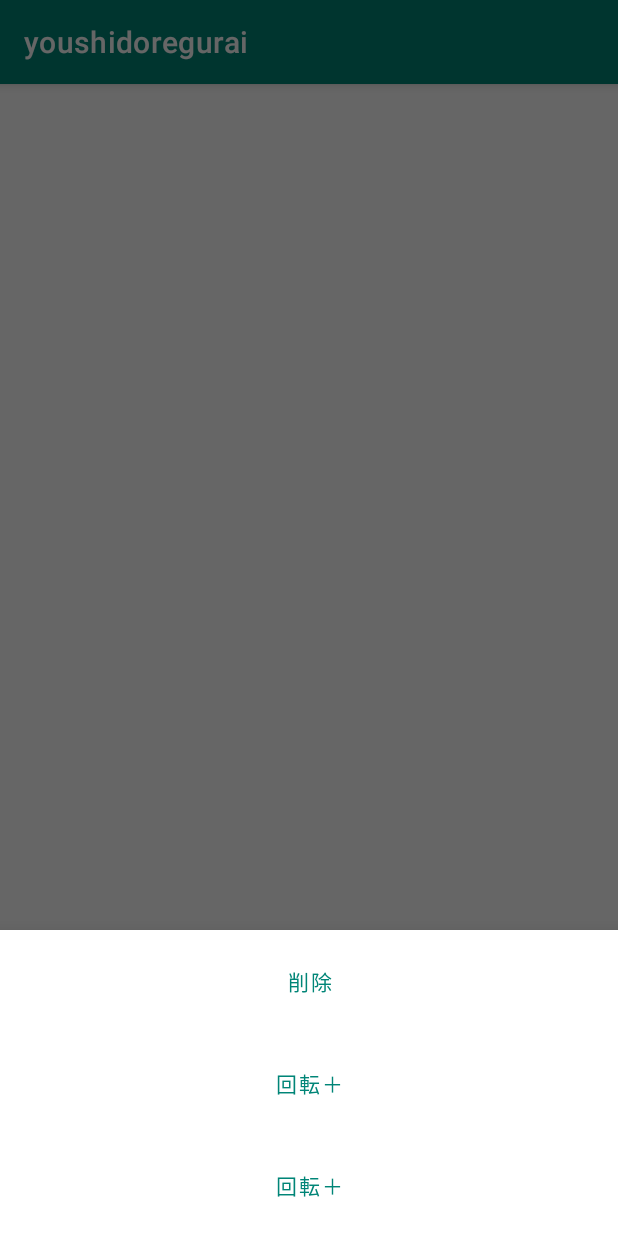
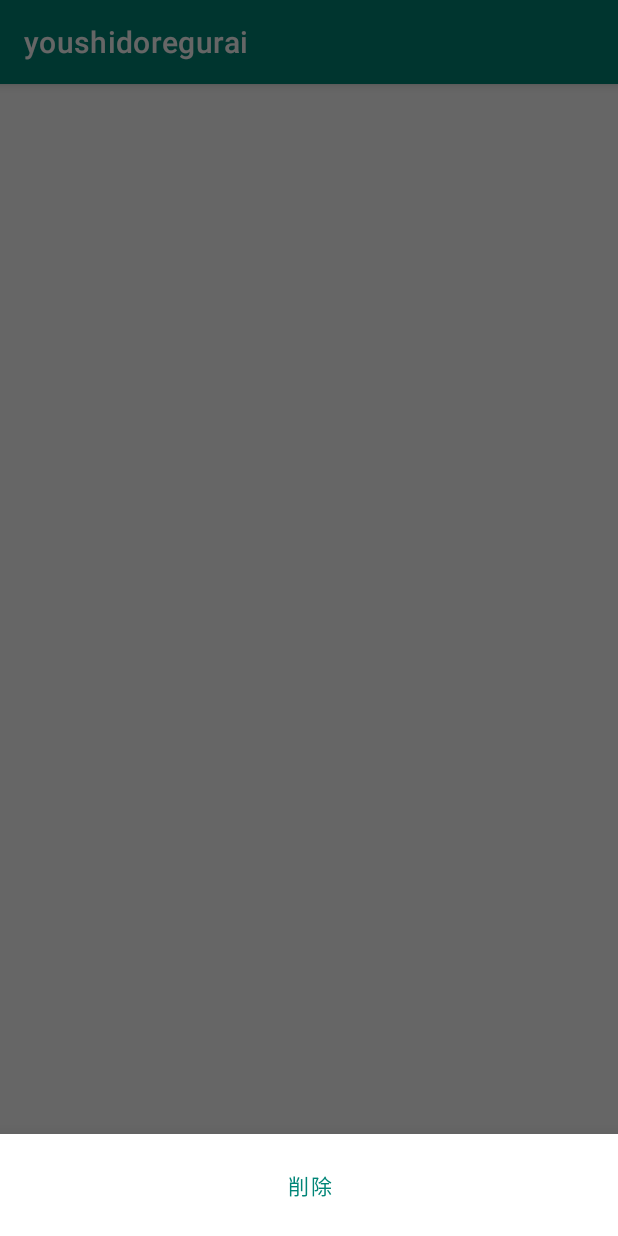
Before and after one commit to takusan23/youshidoregurai, an Android app: the fragment ModelBottomFragment placed in its activity, on a phone screen of 412 x 824 dp. Run offline under Robolectric (Android 15) with nearby library versions, the phone set to English and light mode, and no system bars; libraries missing offline, so code that uses them is left out: com.google.ar.sceneform; 1 statement that could not run was skipped.

Commit message:
とりあえず削除だけ付けた

```diff
--- a/app/src/main/res/layout/bottomfragment_model.xml
+++ b/app/src/main/res/layout/bottomfragment_model.xml
@@ -11,18 +11,4 @@
         android:layout_margin="10sp"
         android:text="削除" />
 
-    <Button
-        android:id="@+id/bottom_fragment_model_scale_add_button"
-        android:layout_width="match_parent"
-        android:layout_height="wrap_content"
-        android:layout_margin="10sp"
-        android:text="回転＋" />
-
-    <Button
-        android:id="@+id/bottom_fragment_model_scale_minus_button"
-        android:layout_width="match_parent"
-        android:layout_height="wrap_content"
-        android:layout_margin="10sp"
-        android:text="回転＋" />
-
 </LinearLayout>
```
